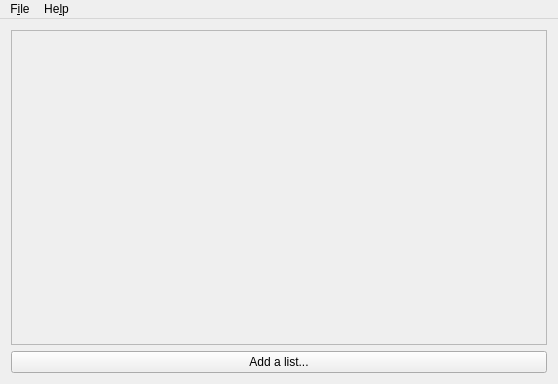
Before: the Qt Designer form mainwindow.ui in Tunous/KanaNotes, drawn with Qt 5.
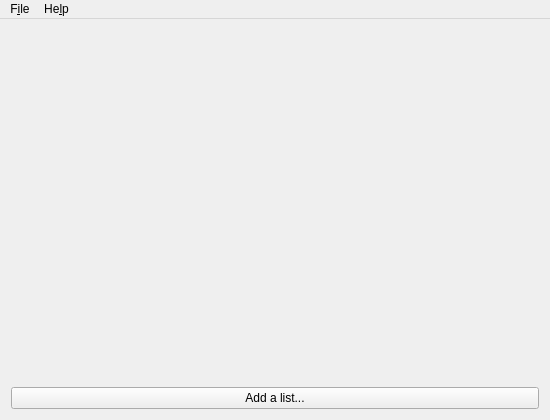
After: the same form once the commit is applied. Icons and pictures are not drawn.

The edit to the form file:
```diff
--- a/mainwindow.ui
+++ b/mainwindow.ui
@@ -6,8 +6,8 @@
    <rect>
     <x>0</x>
     <y>0</y>
-    <width>558</width>
-    <height>384</height>
+    <width>550</width>
+    <height>420</height>
    </rect>
   </property>
   <property name="windowTitle">
@@ -17,6 +17,9 @@
    <layout class="QVBoxLayout" name="verticalLayout">
     <item>
      <widget class="QScrollArea" name="scrollArea">
+      <property name="frameShape">
+       <enum>QFrame::NoFrame</enum>
+      </property>
       <property name="widgetResizable">
        <bool>true</bool>
       </property>
@@ -25,11 +28,15 @@
         <rect>
          <x>0</x>
          <y>0</y>
-         <width>542</width>
-         <height>296</height>
+         <width>538</width>
+         <height>336</height>
         </rect>
        </property>
-       <layout class="QHBoxLayout" name="horizontalLayout"/>
+       <layout class="QHBoxLayout" name="horizontalLayout">
+        <property name="sizeConstraint">
+         <enum>QLayout::SetMaximumSize</enum>
+        </property>
+       </layout>
       </widget>
      </widget>
     </item>
@@ -59,7 +66,7 @@
     <rect>
      <x>0</x>
      <y>0</y>
-     <width>558</width>
+     <width>550</width>
      <height>31</height>
     </rect>
    </property>
```
